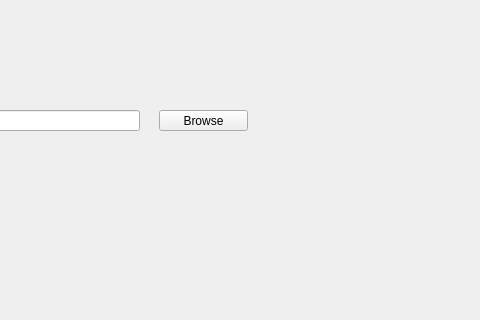
This is dft_model.ui in albertgubau/Nataly as Qt 5 draws it before an edit; both pictures show x 281 to 761 and y 0 to 320 of the 761 by 541 pixel window. The edited form follows.
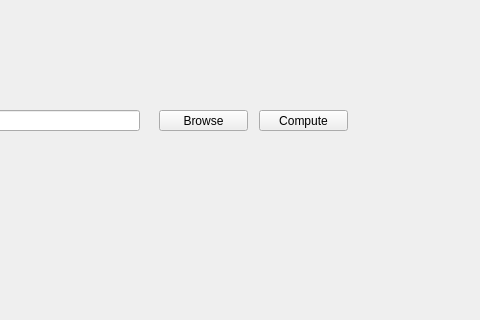
This is the edited form.

Commit message: Spectrogram ROI working good

Diff of the .ui file:
```diff
--- a/dft_model.ui
+++ b/dft_model.ui
@@ -70,6 +70,19 @@
     <string>Browse</string>
    </property>
   </widget>
+  <widget class="QPushButton" name="compute_btn">
+   <property name="geometry">
+    <rect>
+     <x>540</x>
+     <y>110</y>
+     <width>89</width>
+     <height>21</height>
+    </rect>
+   </property>
+   <property name="text">
+    <string>Compute</string>
+   </property>
+  </widget>
  </widget>
  <resources/>
  <connections/>
```
The commit also changes 1 other file.
